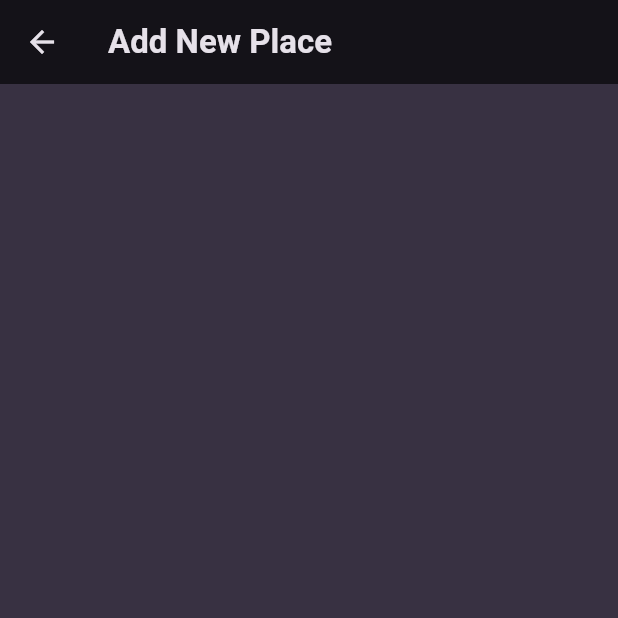
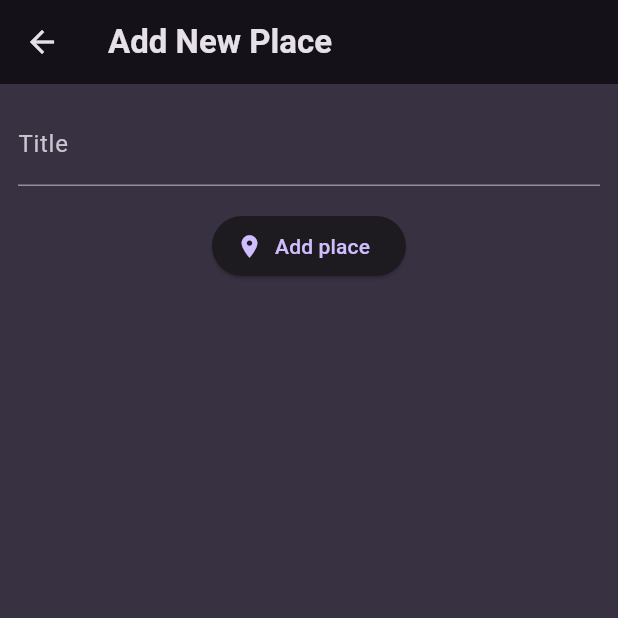
Before and after one commit to Harsh20221/greatplaces_IOS, a Flutter app: the AddPlaceScreen screen opened directly, on a phone screen of 412 x 824 dp, the top half of it. Run offline on Flutter 3.47's test engine with Material 3 defaults, Android fonts, the light colour scheme and no system bars; our stand-ins replace google_fonts.

Commit message:
Working on Fixes and developement

```diff
--- a/lib/screens/add_place.dart
+++ b/lib/screens/add_place.dart
@@ -1,14 +1,40 @@
 import 'package:flutter/material.dart';
 
-class AddPlaceScreen extends StatefulWidget{  ////#Tip-- To create a Stateful Widget first
+class AddPlaceScreen extends StatefulWidget {
+  ////#Tip-- To create a Stateful Widget first
 //# Create A stateless Widget then use the Bulb Icon to Convert  to a Stateful Widget
-  const AddPlaceScreen ({super.key});
+  const AddPlaceScreen({super.key});
 
   @override
   State<AddPlaceScreen> createState() => _AddPlaceScreenState();
 }
 
 class _AddPlaceScreenState extends State<AddPlaceScreen> {
-  Widget build(BuildContext context ){
-    return Scaffold(appBar:AppBar(title: const Text('Add New Place ')));}
+  final _titleController =
+      TextEditingController(); //?Here we are setting up a title controller
+  //? A TextEditingController in Flutter is a controller for an editable text field. It allows you to:
+//?Read the current value of the text field.
+//?Listen to changes in the text field.
+//?Modify the text in the text field programmatically.
+
+  Widget build(BuildContext context) {
+    return Scaffold(
+      appBar: AppBar(title: const Text('Add New Place ')),
+      body: SingleChildScrollView(
+          padding: const EdgeInsets.all(12),child: Column(
+        children: [
+          TextField(
+            decoration: const InputDecoration(labelText: 'Title'),
+            controller: _titleController,
+          ),
+          const SizedBox(height: 16),
+          ElevatedButton.icon(
+            onPressed: () {},
+            label: Text('Add place'), ///? In icon button child is renamed as label
+            icon: Icon(Icons.place),
+          )
+        ],
+      )),
+    );
+  }
 }
--- a/lib/screens/places.dart
+++ b/lib/screens/places.dart
@@ -1,4 +1,5 @@
 /* import 'package:greatplaces/screens/add_place.dart'; */
+import 'package:greatplaces/screens/add_place.dart';
 import 'package:greatplaces/widgets/places_list.dart';
 import 'package:flutter/material.dart';
 
@@ -9,8 +10,10 @@
     return Scaffold(
       appBar: AppBar(
           title: const Text('Your Places '),
-          actions: [IconButton(onPressed: () {}, icon: const Icon(Icons.add))]),
-      body:const  PlaceListScreen(places: []),
+          actions: [IconButton(onPressed : (){
+            Navigator.of(context).push(MaterialPageRoute(builder: (ctx)=>const AddPlaceScreen(),)); ///HERE WE ARE NAVIGATING TO THE NEW SCREEN ONCE THIS BUTTON HAS PRESSED
+          }, icon: const Icon(Icons.add))]),
+      body: const PlaceListScreen(places: []),
     );
   }
 }
```
